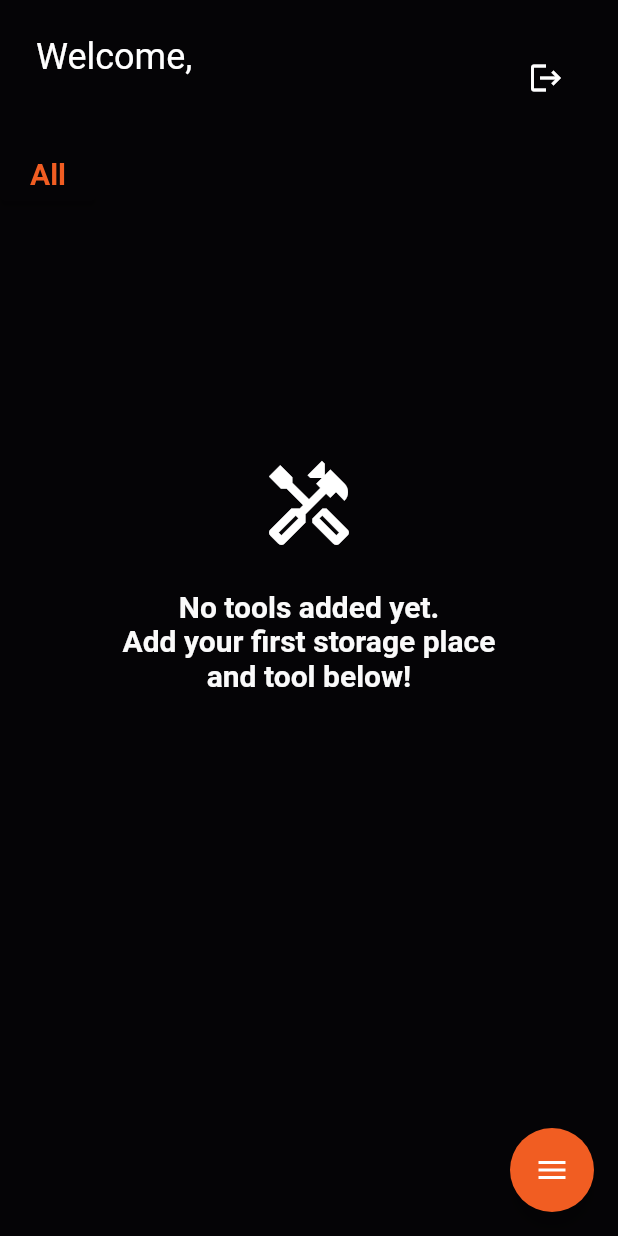
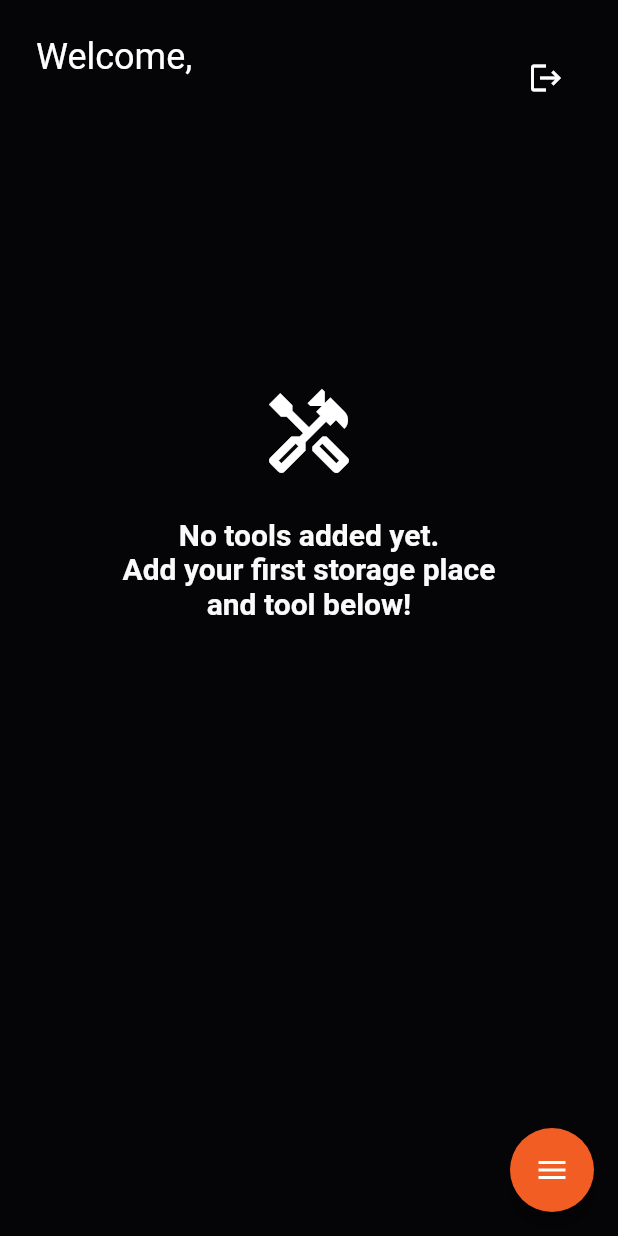
Before and after one commit to WALMIN/Toolboxes, a Flutter app: the Home screen opened directly, on a phone screen of 412 x 824 dp. Run offline on Flutter 3.47's test engine with Material 2 defaults, Android fonts, the phone set to English and light mode, and no system bars; drawn by our look-alikes of flutter_speed_dial; our stand-ins replace cloud_firestore, firebase_auth, firebase_core, flutter_translate; accounts and stored records are empty.

Commit message:
Final changes for presentation

```diff
--- a/lib/screens/home.dart
+++ b/lib/screens/home.dart
@@ -126,7 +126,7 @@ class _HomeState extends State<Home> {
                   return Container();
                 },
               ),
-              SizedBox(
+              /*SizedBox(
                 height: 48,
                 child: SingleChildScrollView(
                   scrollDirection: Axis.horizontal,
@@ -221,7 +221,7 @@ class _HomeState extends State<Home> {
                     ],
                   ),
                 ),
-              ),
+              ),*/
               Expanded(
                 child: StreamBuilder<QuerySnapshot>(
                     stream: firebaseFirestore
@@ -233,13 +233,21 @@ class _HomeState extends State<Home> {
                     builder: (BuildContext context,
                         AsyncSnapshot<QuerySnapshot> snapshot) {
                       if (snapshot.hasError) {
-                        return Text(translate("message.error_loading"),
+                        return Padding(
+                          padding: EdgeInsets.only(
+                              top: MediaQuery.of(context).size.height * 0.2,
+                              left: 24,
+                              right: 24),
+                          child: Text(
+                            translate("message.error_loading"),
                             textAlign: TextAlign.center,
                             style: const TextStyle(
                                 color: Palette.onBackground,
                                 fontSize: 24,
                                 fontWeight: FontWeight.bold,
-                                overflow: TextOverflow.clip));
+                                overflow: TextOverflow.clip),
+                          ),
+                        );
                       }
 
                       if (snapshot.hasData) {
```
Also changed, not shown: 1 other file.
